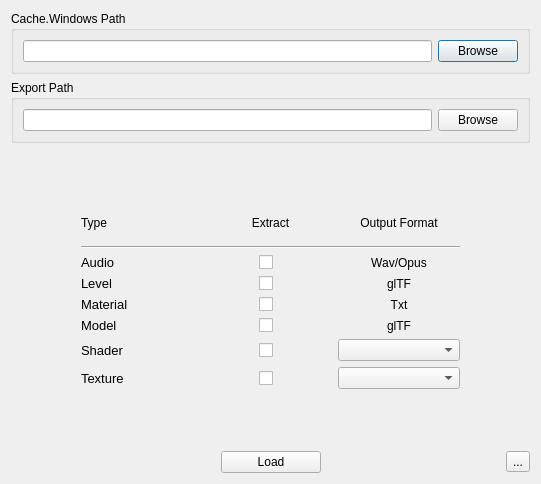
First picture: the form in ui/Picker.ui, repository Puxtril/Warframe-Exporter, before the edit.
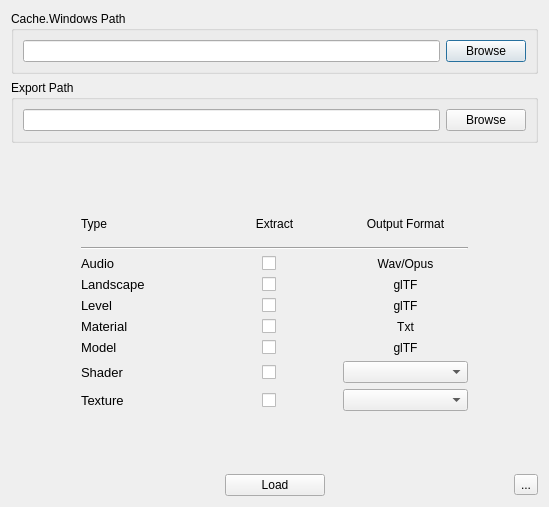
Second picture: the form after the edit. Icons and pictures are not drawn.

Commit message: Initial landscape support

Diff of the .ui file:
```diff
--- a/ui/Picker.ui
+++ b/ui/Picker.ui
@@ -6,8 +6,8 @@
    <rect>
     <x>0</x>
     <y>0</y>
-    <width>541</width>
-    <height>484</height>
+    <width>549</width>
+    <height>507</height>
    </rect>
   </property>
   <property name="windowTitle">
@@ -264,6 +264,78 @@
          </item>
         </layout>
        </item>
+       <item>
+        <layout class="QHBoxLayout" name="LandscapeSection">
+         <item>
+          <widget class="QLabel" name="LandscapeLabel">
+           <property name="sizePolicy">
+            <sizepolicy hsizetype="Minimum" vsizetype="Preferred">
+             <horstretch>0</horstretch>
+             <verstretch>0</verstretch>
+            </sizepolicy>
+           </property>
+           <property name="minimumSize">
+            <size>
+             <width>70</width>
+             <height>0</height>
+            </size>
+           </property>
+           <property name="font">
+            <font>
+             <pointsize>10</pointsize>
+            </font>
+           </property>
+           <property name="whatsThis">
+            <string>&lt;html&gt;&lt;head/&gt;&lt;body&gt;&lt;p&gt;Landscape meshes for Levels. These are massive models.&lt;/p&gt;&lt;/body&gt;&lt;/html&gt;</string>
+           </property>
+           <property name="text">
+            <string>Landscape</string>
+           </property>
+          </widget>
+         </item>
+         <item>
+          <widget class="QCheckBox" name="LandscapeCheckbox">
+           <property name="sizePolicy">
+            <sizepolicy hsizetype="Ignored" vsizetype="Fixed">
+             <horstretch>0</horstretch>
+             <verstretch>0</verstretch>
+            </sizepolicy>
+           </property>
+           <property name="layoutDirection">
+            <enum>Qt::LayoutDirection::LeftToRight</enum>
+           </property>
+           <property name="styleSheet">
+            <string notr="true">margin-left:50%; margin-right:50%;</string>
+           </property>
+           <property name="text">
+            <string/>
+           </property>
+           <property name="tristate">
+            <bool>false</bool>
+           </property>
+          </widget>
+         </item>
+         <item>
+          <widget class="QLabel" name="LandscapeFormatLabel">
+           <property name="sizePolicy">
+            <sizepolicy hsizetype="Preferred" vsizetype="Preferred">
+             <horstretch>0</horstretch>
+             <verstretch>0</verstretch>
+            </sizepolicy>
+           </property>
+           <property name="whatsThis">
+            <string>&lt;html&gt;&lt;head/&gt;&lt;body&gt;&lt;p&gt;Audio files are stored as both of these formats in-game, which determins the export format.&lt;/p&gt;&lt;/body&gt;&lt;/html&gt;</string>
+           </property>
+           <property name="text">
+            <string>glTF</string>
+           </property>
+           <property name="alignment">
+            <set>Qt::AlignmentFlag::AlignCenter</set>
+           </property>
+          </widget>
+         </item>
+        </layout>
+       </item>
        <item>
         <layout class="QHBoxLayout" name="LevelSection">
          <item>
```
The commit also changes 25 other files.
